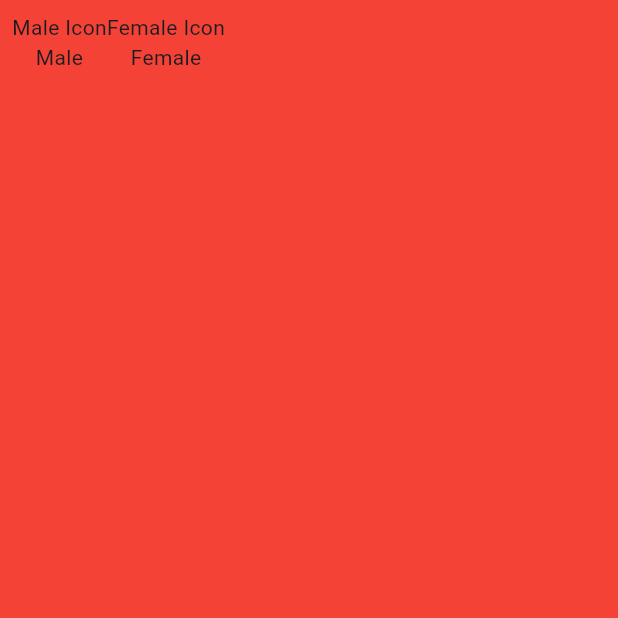
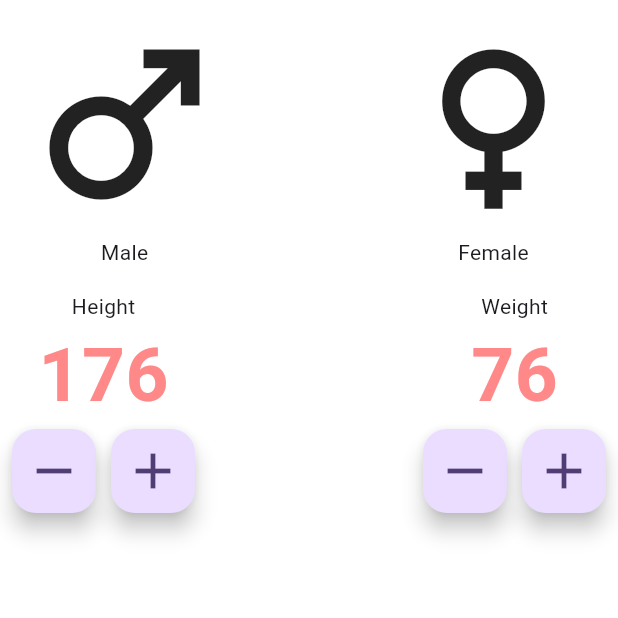
Before and after one commit to DilshaniNK/First-Flutter-Project, a Flutter app: the screen it shows after launch, on a phone screen of 412 x 824 dp, the top half of it. Run offline on Flutter 3.47's test engine with Material 3 defaults, Android fonts, the phone set to English and light mode, and no system bars.

Commit message:
add height and weight enter sections

```diff
--- a/bmicalculater/lib/main_page.dart
+++ b/bmicalculater/lib/main_page.dart
@@ -14,30 +14,114 @@ class _MainPageState extends State<MainPage> {
       body:
         SafeArea(
           child: Container(
-            color: Colors.red,
-            child: Padding(
-              padding: const EdgeInsets.all(8.0),
+            color: Colors.white,
+
               child: Column(
                 children: [
                   Row(
                     children: [
-                      Column(
-                        children: [
-                          Text("Male Icon"),
-                          Text("Male")
-                        ],
+                      Padding(
+                        padding: const EdgeInsets.all(8.0), // add padding around male icon
+                        child: Column(
+                          children: const[
+                            Icon(Icons.male, size: 150,),
+                            Text("Male")
+                          ],
+                        ),
                       ),
-                      Column(
-                        children: [
-                          Text("Female Icon"),
-                          Text("Female")
-                        ],
+                      const Spacer(), //add space between male icon and female icon
+                      Padding(
+                        padding: const EdgeInsets.all(8.0),
+                        child: Column(
+                          children: const [
+                             Icon(Icons.female, size: 150,),
+                             Text("Female")
+                          ],
+                        ),
                       ),
+
+                    ],
+                  ),
+                  Row(
+                    children: [
+                      Padding(
+                        padding: const EdgeInsets.all(8.0),
+                        child: Column(
+                          children: [
+                            const Text("Height"),
+                            const Text(
+                              "176",
+                              style: TextStyle(
+                                color: Color(0xFFFF8888),
+                                fontSize: 50,
+                                fontWeight: FontWeight.bold,
+                              ),
+                            ),
+                            Row(
+                              children: [
+                                FloatingActionButton(onPressed: null,
+                                  child: Icon(
+                                    Icons.remove,
+                                    size: 40,
+                                  ),
+                                ),
+                                const SizedBox(width: 10),
+                                FloatingActionButton(onPressed: null,
+                                  child: Icon(
+                                    Icons.add,
+                                    size: 40,
+                                  ),
+                                )
+                              ],
+                            )
+                          ],
+
+                        ),
+
+                      ),
+                      const Spacer(),
+
+                      Padding(
+                        padding: const EdgeInsets.all(8.0),
+                        child: Column(
+                          children: [
+                            const Text("Weight"),
+                            const Text(
+                              "76",
+                              style: TextStyle(
+                                color: Color(0xFFFF8888),
+                                fontSize: 50,
+                                fontWeight: FontWeight.bold,
+                              ),
+                            ),
+                            Row(
+                              children: [
+                                FloatingActionButton(onPressed: null,
+                                  child: Icon(
+                                    Icons.remove,
+                                    size: 40,
+                                  ),
+                                ),
+                                const SizedBox(width: 10),
+                                FloatingActionButton(onPressed: null,
+                                  child: Icon(
+                                    Icons.add,
+                                    size: 40,
+                                  ),
+                                )
+                              ],
+                            )
+                          ],
+
+                        ),
+
+                      )
+
                     ],
                   )
                 ],
               ),
-            ),
+
           ),
         ),
     );
```
